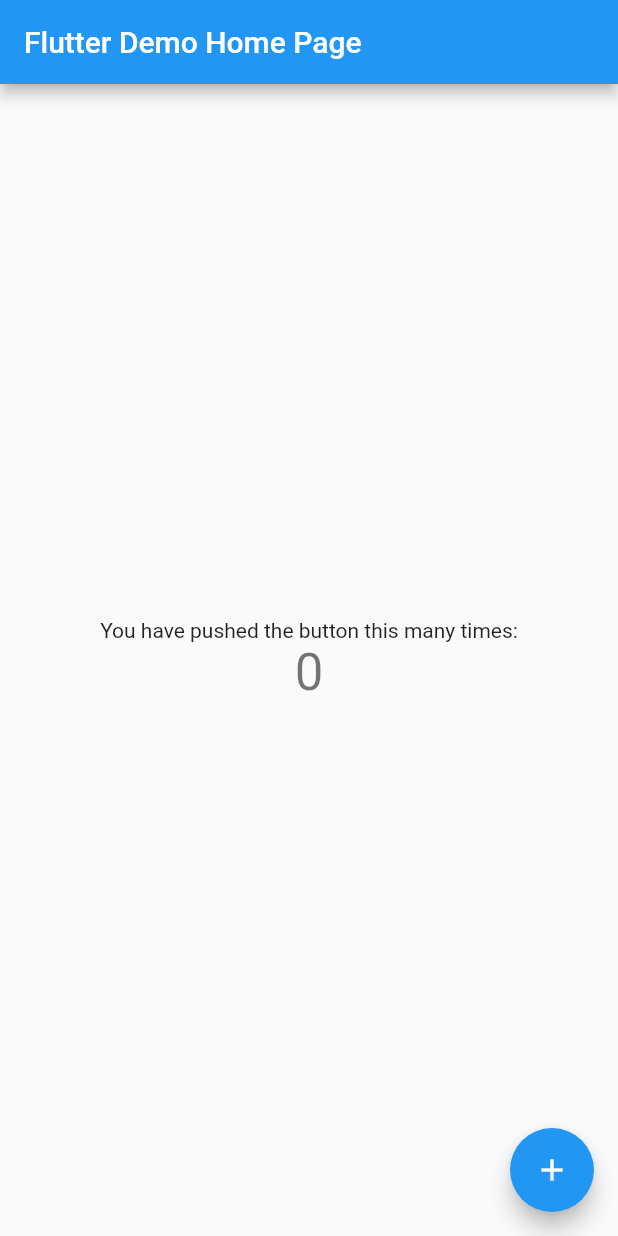
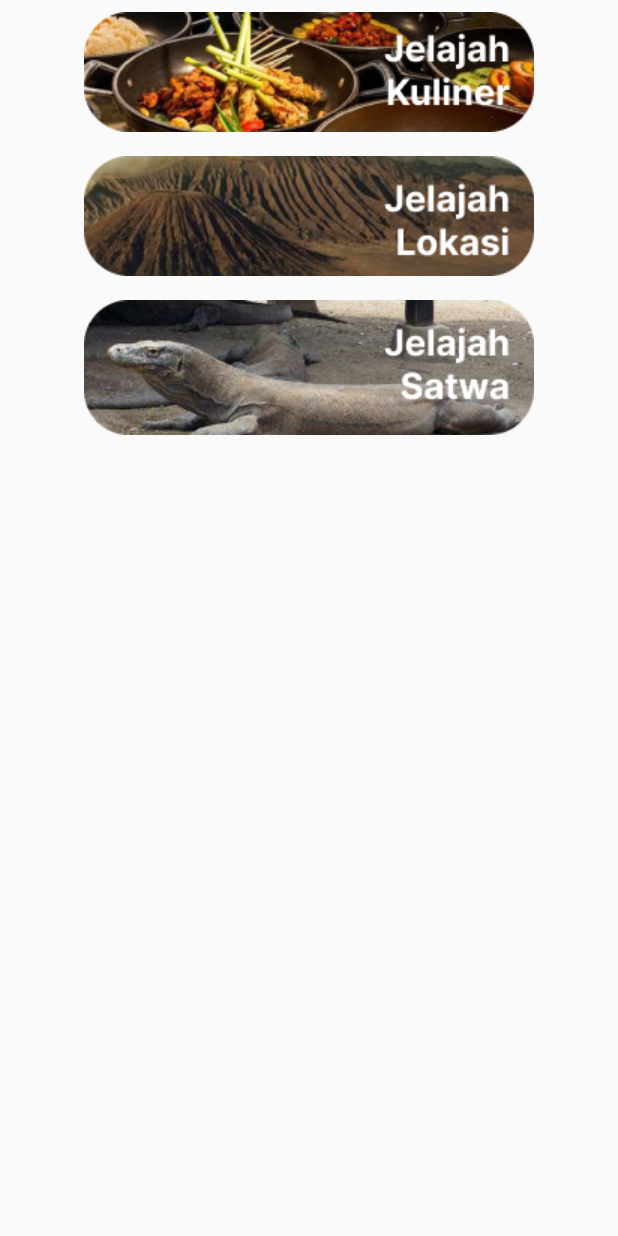
Before and after one commit to Nuur-R/tiga_zona_waktu, a Flutter app: the screen it shows after launch, on a phone screen of 412 x 824 dp. Run offline on Flutter 3.47's test engine with Material 2 defaults, Android fonts, the phone set to English and light mode, and no system bars.

Commit message:
Navigation Welcome Screen

```diff
--- a/lib/main.dart
+++ b/lib/main.dart
@@ -1,4 +1,5 @@
 import 'package:flutter/material.dart';
+import 'package:tiga_zona_waktu/screen/welcome-screen.dart';
 
 void main() {
   runApp(const MyApp());
@@ -13,103 +14,9 @@
     return MaterialApp(
       title: 'Flutter Demo',
       theme: ThemeData(
-        // This is the theme of your application.
-        //
-        // Try running your application with "flutter run". You'll see the
-        // application has a blue toolbar. Then, without quitting the app, try
-        // changing the primarySwatch below to Colors.green and then invoke
-        // "hot reload" (press "r" in the console where you ran "flutter run",
-        // or simply save your changes to "hot reload" in a Flutter IDE).
-        // Notice that the counter didn't reset back to zero; the application
-        // is not restarted.
         primarySwatch: Colors.blue,
       ),
-      home: const MyHomePage(title: 'Flutter Demo Home Page'),
+      home: WelcomeScreen(),
     );
   }
 }
-
-class MyHomePage extends StatefulWidget {
-  const MyHomePage({Key? key, required this.title}) : super(key: key);
-
-  // This widget is the home page of your application. It is stateful, meaning
-  // that it has a State object (defined below) that contains fields that affect
-  // how it looks.
-
-  // This class is the configuration for the state. It holds the values (in this
-  // case the title) provided by the parent (in this case the App widget) and
-  // used by the build method of the State. Fields in a Widget subclass are
-  // always marked "final".
-
-  final String title;
-
-  @override
-  State<MyHomePage> createState() => _MyHomePageState();
-}
-
-class _MyHomePageState extends State<MyHomePage> {
-  int _counter = 0;
-
-  void _incrementCounter() {
-    setState(() {
-      // This call to setState tells the Flutter framework that something has
-      // changed in this State, which causes it to rerun the build method below
-      // so that the display can reflect the updated values. If we changed
-      // _counter without calling setState(), then the build method would not be
-      // called again, and so nothing would appear to happen.
-      _counter++;
-    });
-  }
-
-  @override
-  Widget build(BuildContext context) {
-    // This method is rerun every time setState is called, for instance as done
-    // by the _incrementCounter method above.
-    //
-    // The Flutter framework has been optimized to make rerunning build methods
-    // fast, so that you can just rebuild anything that needs updating rather
-    // than having to individually change instances of widgets.
-    return Scaffold(
-      appBar: AppBar(
-        // Here we take the value from the MyHomePage object that was created by
-        // the App.build method, and use it to set our appbar title.
-        title: Text(widget.title),
-      ),
-      body: Center(
-        // Center is a layout widget. It takes a single child and positions it
-        // in the middle of the parent.
-        child: Column(
-          // Column is also a layout widget. It takes a list of children and
-          // arranges them vertically. By default, it sizes itself to fit its
-          // children horizontally, and tries to be as tall as its parent.
-          //
-          // Invoke "debug painting" (press "p" in the console, choose the
-          // "Toggle Debug Paint" action from the Flutter Inspector in Android
-          // Studio, or the "Toggle Debug Paint" command in Visual Studio Code)
-          // to see the wireframe for each widget.
-          //
-          // Column has various properties to control how it sizes itself and
-          // how it positions its children. Here we use mainAxisAlignment to
-          // center the children vertically; the main axis here is the vertical
-          // axis because Columns are vertical (the cross axis would be
-          // horizontal).
-          mainAxisAlignment: MainAxisAlignment.center,
-          children: <Widget>[
-            const Text(
-              'You have pushed the button this many times:',
-            ),
-            Text(
-              '$_counter',
-              style: Theme.of(context).textTheme.headline4,
-            ),
-          ],
-        ),
-      ),
-      floatingActionButton: FloatingActionButton(
-        onPressed: _incrementCounter,
-        tooltip: 'Increment',
-        child: const Icon(Icons.add),
-      ), // This trailing comma makes auto-formatting nicer for build methods.
-    );
-  }
-}
--- /dev/null
+++ b/lib/screen/welcome-screen.dart
@@ -0,0 +1,62 @@
+import 'package:flutter/material.dart';
+import 'package:tiga_zona_waktu/screen/welcome-screen-kuliner.dart';
+import 'package:tiga_zona_waktu/screen/welcome-screen-lokasi.dart';
+import 'package:tiga_zona_waktu/screen/welcome-screen-satwa.dart';
+
+class WelcomeScreen extends StatelessWidget {
+  @override
+  Widget build(BuildContext context) {
+    return Scaffold(
+      body: SafeArea(
+        child: Center(
+          child: Column(
+            children: [
+              Padding(
+                padding: const EdgeInsets.all(8.0),
+                child: InkWell(
+                  onTap: () {
+                    Navigator.push(
+                      context,
+                      MaterialPageRoute(
+                        builder: (context) => WelcomeScreenKuliner(),
+                      ),
+                    );
+                  },
+                  child: Image.asset('images/JelajahKuliner.png'),
+                ),
+              ),
+              Padding(
+                padding: const EdgeInsets.all(8.0),
+                child: InkWell(
+                  onTap: () {
+                    Navigator.push(
+                      context,
+                      MaterialPageRoute(
+                        builder: (context) => WelcomeScreenLokasi(),
+                      ),
+                    );
+                  },
+                  child: Image.asset('images/JelajahLokasi.png'),
+                ),
+              ),
+              Padding(
+                padding: const EdgeInsets.all(8.0),
+                child: InkWell(
+                  onTap: () {
+                    Navigator.push(
+                      context,
+                      MaterialPageRoute(
+                        builder: (context) => WelcomeScreenSatwa(),
+                      ),
+                    );
+                  },
+                  child: Image.asset('images/JelajahSatwa.png'),
+                ),
+              )
+            ],
+          ),
+        ),
+      ),
+    );
+  }
+}
```
Also changed, not shown: lib/screen/welcome-screen-kuliner.dart (added, +19 -0 lines), lib/screen/welcome-screen-lokasi.dart (added, +18 -0 lines), lib/screen/welcome-screen-satwa.dart (added, +19 -0 lines), pubspec.yaml (+4 -3 lines), images/JelajahKuliner.png (added), images/JelajahLokasi.png (added), images/JelajahSatwa.png (added).
